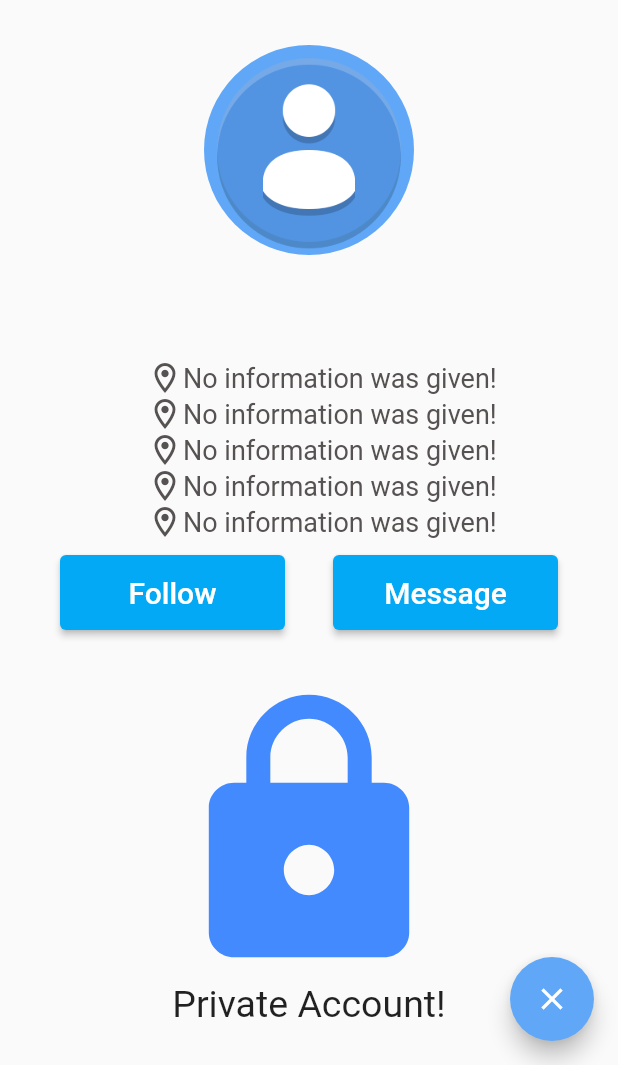
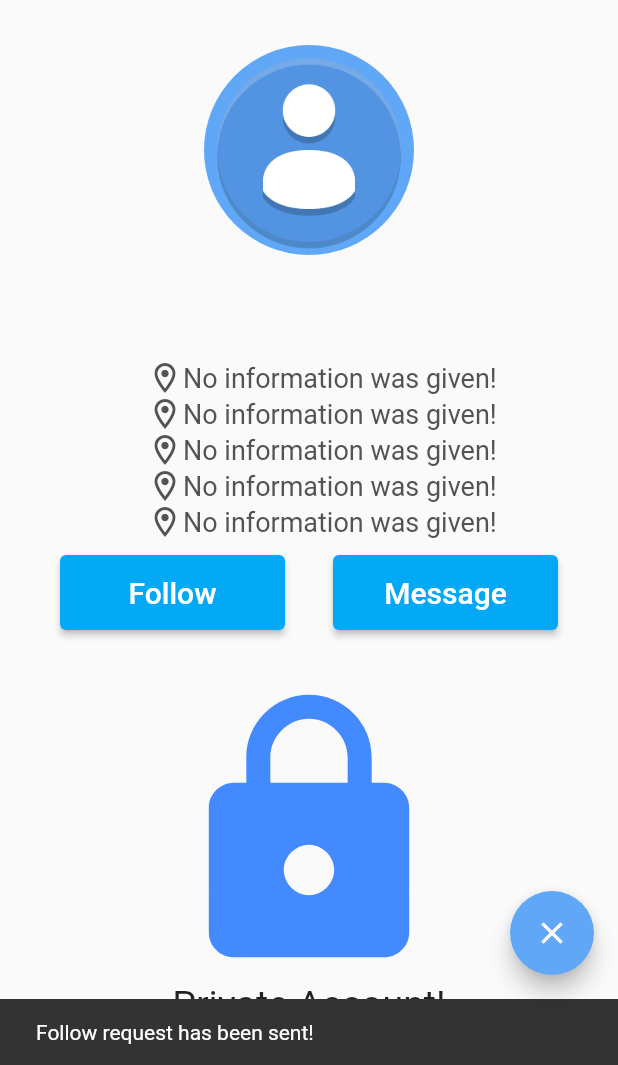
Before and after one commit to yavuzyal/unite, a Flutter app: the SearchedProfile screen opened directly with empty values, after a tap on "Follow", on a phone screen of 412 x 824 dp, the part 171-1236 px from its top. Run offline on Flutter 3.47's test engine with Material 2 defaults, Android fonts, the light colour scheme and no system bars; our stand-ins replace after_layout, animated_text_kit, cloud_firestore, email_validator, firebase_analytics, firebase_auth and 11 more; missing offline and left inert: dart:html, mailer; accounts and stored records are empty; Roboto replaces fonts that are missing (Signika).

Commit message:
Follow iyilesti

```diff
--- a/lib/Notifications.dart
+++ b/lib/Notifications.dart
@@ -32,10 +32,11 @@ class NotificationCard{
   String date = '';
   String url = '';
   String uid = '';
+  String followReq  = '';
 
   String notificationId = '';
 
-  NotificationCard({required this.message, required this.date, required this.url, required this.uid, required this.notificationId});
+  NotificationCard({required this.message, required this.date, required this.url, required this.uid, required this.notificationId, required this.followReq});
 }
 
 class Notifications extends StatefulWidget {
@@ -66,7 +67,7 @@ class _Notifications extends State<Notifications> {
       DateTime d = t.toDate();
       String date = d.toString().substring(0,10);
 
-      NotificationCard notify = NotificationCard(message: not.get('message').toString(), date: date, url: not.get('url').toString(), uid: not.get('uid'), notificationId: not.id);
+      NotificationCard notify = NotificationCard(message: not.get('message').toString(), date: date, url: not.get('url').toString(), uid: not.get('uid'), notificationId: not.id, followReq: not.get('follow_request'));
       notifications.add(notify);
     }
 
@@ -94,7 +95,7 @@ class _Notifications extends State<Notifications> {
     });
 
     await FirebaseFirestore.instance.collection('users').doc(_user!.uid).collection('notifications').doc(notifId).update({
-      'uid': '',
+      'follow_request': 'accepted',
     });
 
     setState(() {
@@ -116,7 +117,7 @@ class _Notifications extends State<Notifications> {
     });
 
     await FirebaseFirestore.instance.collection('users').doc(_user!.uid).collection('notifications').doc(notifId).update({
-    'uid': '',
+      'follow_request': 'rejected',
     });
 
     setState(() {
@@ -159,7 +160,7 @@ class _Notifications extends State<Notifications> {
                               Text(notifications[index].message, style: TextStyle(fontSize: 22),),
                               SizedBox(height: 5,),
                               Text(notifications[index].date, style: TextStyle(fontSize: 15),),
-                              notifications[index].uid != '' ? Row(
+                              notifications[index].followReq == 'yes' ? Row(
                                 children: [
                                   SizedBox(height: 5,),
                                   ElevatedButton(
--- a/lib/PostScreen.dart
+++ b/lib/PostScreen.dart
@@ -79,6 +79,7 @@ class _PostScreen extends State {
           'datetime': DateTime.now(),
           'url' : url,
           'uid': '',
+          'follow_request': 'no',
         }) :
     firestoreInstance.collection("users").doc(_user!.uid).collection('notifications').add(
         {
@@ -86,6 +87,7 @@ class _PostScreen extends State {
           'datetime': DateTime.now(),
           'url' : url,
           'uid': '',
+          'follow_request': 'no',
         });
 
   }
--- a/lib/SearchedProfile.dart
+++ b/lib/SearchedProfile.dart
@@ -134,7 +134,19 @@ class _SearchedProfile extends State<SearchedProfile> {
         'message' : 'Follow Request!',
         'datetime': DateTime.now(),
         'url' : '',
+        'follow_request': 'yes',
       });
+
+      ScaffoldMessenger.of(context).showSnackBar(SnackBar(
+        content: Text("Follow request has been sent!"),
+      ));
+
+    }
+
+    else{
+      ScaffoldMessenger.of(context).showSnackBar(SnackBar(
+        content: Text("You have already sent a follow request!"),
+      ));
     }
 
   }
--- a/lib/profile.dart
+++ b/lib/profile.dart
@@ -195,6 +195,7 @@ class _ProfileState extends State<Profile> {
                                                   'datetime': DateTime.now(),
                                                   'url': post.image_url,
                                                   'uid': _user!.uid,
+                                                  'follow_request': 'no',
                                                 });
 
                                           });
--- a/lib/utils/post_tile.dart
+++ b/lib/utils/post_tile.dart
@@ -94,6 +94,8 @@ class _PostTileState extends State<PostTile> {
         'message' : 'You Received a Like!',
         'datetime': DateTime.now(),
         'url' : widget.post.image_url,
+        'uid': _user!.uid,
+        'follow_request': 'no',
       });
 
       return success;
--- a/lib/utils/post_tile_searched.dart
+++ b/lib/utils/post_tile_searched.dart
@@ -74,8 +74,8 @@ class _PostTileSearched extends State<PostTileSearched> {
         'datetime': DateTime.now(),
         'url' : widget.post.image_url,
         'uid': _user!.uid,
+        'follow_request': 'no',
       });
-
       return success;
     }
 
```
